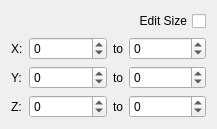
This is src/mcedit2/ui/selection_coord_widget.ui in mcedit/mcedit2 as Qt 5 draws it before an edit. The edited form follows.
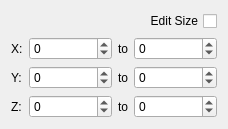
This is the edited form.

```diff
--- a/src/mcedit2/ui/selection_coord_widget.ui
+++ b/src/mcedit2/ui/selection_coord_widget.ui
@@ -6,7 +6,7 @@
    <rect>
     <x>0</x>
     <y>0</y>
-    <width>217</width>
+    <width>228</width>
     <height>115</height>
    </rect>
   </property>
```
Left out of the diff: 22 changed lines with no effect on the pictures.
